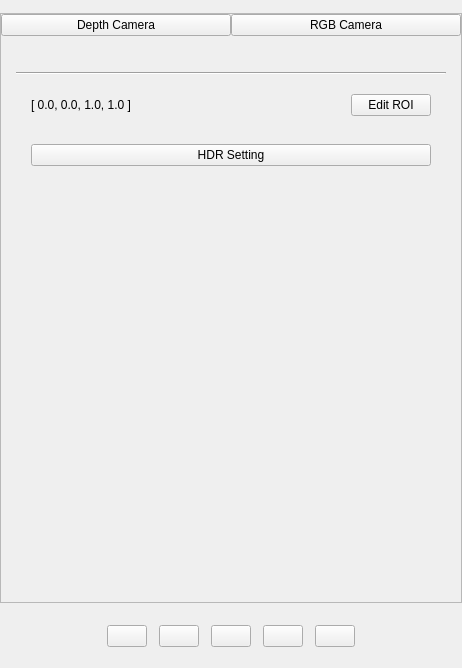
Qt form src/csviewer/parametersettings.ui (Revopoint/3DViewer) before a commit.
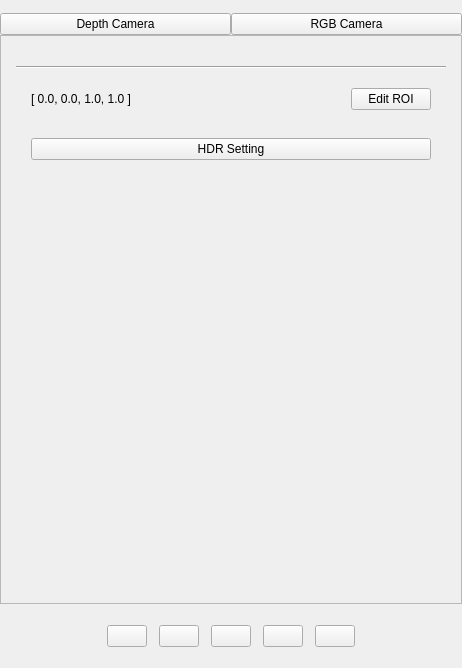
The same form after that commit. Icons and pictures are not drawn.

What changed in the file:
```diff
--- a/src/csviewer/parametersettings.ui
+++ b/src/csviewer/parametersettings.ui
@@ -15,7 +15,7 @@
   </property>
   <layout class="QVBoxLayout" name="verticalLayout">
    <property name="spacing">
-    <number>1</number>
+    <number>0</number>
    </property>
    <property name="leftMargin">
     <number>0</number>
@@ -50,6 +50,53 @@
      </layout>
     </widget>
    </item>
+   <item>
+    <widget class="QWidget" name="cameraButtonArea" native="true">
+     <layout class="QHBoxLayout" name="horizontalLayout">
+      <property name="spacing">
+       <number>0</number>
+      </property>
+      <property name="leftMargin">
+       <number>0</number>
+      </property>
+      <property name="topMargin">
+       <number>1</number>
+      </property>
+      <property name="rightMargin">
+       <number>0</number>
+      </property>
+      <property name="bottomMargin">
+       <number>0</number>
+      </property>
+      <item>
+       <widget class="QPushButton" name="depthCameraButton">
+        <property name="focusPolicy">
+         <enum>Qt::NoFocus</enum>
+        </property>
+        <property name="text">
+         <string>Depth Camera</string>
+        </property>
+        <property name="checkable">
+         <bool>true</bool>
+        </property>
+       </widget>
+      </item>
+      <item>
+       <widget class="QPushButton" name="rgbCameraButton">
+        <property name="focusPolicy">
+         <enum>Qt::NoFocus</enum>
+        </property>
+        <property name="text">
+         <string>RGB Camera</string>
+        </property>
+        <property name="checkable">
+         <bool>true</bool>
+        </property>
+       </widget>
+      </item>
+     </layout>
+    </widget>
+   </item>
    <item>
     <widget class="QScrollArea" name="scrollArea">
      <property name="widgetResizable">
@@ -61,7 +108,7 @@
         <x>0</x>
         <y>0</y>
         <width>460</width>
-        <height>570</height>
+        <height>554</height>
        </rect>
       </property>
       <property name="sizePolicy">
@@ -71,6 +118,9 @@
        </sizepolicy>
       </property>
       <layout class="QVBoxLayout" name="verticalLayout_2">
+       <property name="spacing">
+        <number>0</number>
+       </property>
        <property name="leftMargin">
         <number>0</number>
        </property>
@@ -83,64 +133,11 @@
        <property name="bottomMargin">
         <number>0</number>
        </property>
-       <item>
-        <widget class="QWidget" name="widget" native="true">
-         <layout class="QHBoxLayout" name="horizontalLayout">
-          <property name="spacing">
-           <number>0</number>
-          </property>
-          <property name="leftMargin">
-           <number>0</number>
-          </property>
-          <property name="topMargin">
-           <number>0</number>
-          </property>
-          <property name="rightMargin">
-           <number>0</number>
-          </property>
-          <property name="bottomMargin">
-           <number>0</number>
-          </property>
-          <item>
-           <widget class="QPushButton" name="depthCameraButton">
-            <property name="text">
-             <string>Depth Camera</string>
-            </property>
-            <property name="iconSize">
-             <size>
-              <width>25</width>
-              <height>19</height>
-             </size>
-            </property>
-            <property name="checkable">
-             <bool>true</bool>
-            </property>
-            <property name="checked">
-             <bool>false</bool>
-            </property>
-           </widget>
-          </item>
-          <item>
-           <widget class="QPushButton" name="rgbCameraButton">
-            <property name="text">
-             <string>RGB Camera</string>
-            </property>
-            <property name="iconSize">
-             <size>
-              <width>25</width>
-              <height>19</height>
-             </size>
-            </property>
-            <property name="checkable">
-             <bool>true</bool>
-            </property>
-           </widget>
-          </item>
-         </layout>
-        </widget>
-       </item>
        <item>
         <widget class="QStackedWidget" name="stackedWidget">
+         <property name="currentIndex">
+          <number>0</number>
+         </property>
          <widget class="QWidget" name="depthParaPage">
           <layout class="QVBoxLayout" name="verticalLayout_4">
            <property name="spacing">
@@ -366,33 +363,16 @@
            <property name="text">
             <string/>
            </property>
-           <property name="icon">
-            <iconset resource="3dviewer.qrc">
-             <normaloff>:/resources/start_stream.png</normaloff>:/resources/start_stream.png</iconset>
-           </property>
-           <property name="iconSize">
-            <size>
-             <width>32</width>
-             <height>32</height>
-            </size>
+           <property name="checkable">
+            <bool>true</bool>
            </property>
           </widget>
          </item>
          <item>
-          <widget class="QPushButton" name="pushButton">
+          <widget class="QPushButton" name="stopPreviewButton">
            <property name="text">
             <string/>
            </property>
-           <property name="icon">
-            <iconset resource="3dviewer.qrc">
-             <normaloff>:/resources/stop_stream.png</normaloff>:/resources/stop_stream.png</iconset>
-           </property>
-           <property name="iconSize">
-            <size>
-             <width>32</width>
-             <height>32</height>
-            </size>
-           </property>
           </widget>
          </item>
          <item>
@@ -400,16 +380,6 @@
            <property name="text">
             <string/>
            </property>
-           <property name="icon">
-            <iconset resource="3dviewer.qrc">
-             <normaloff>:/resources/single_shot.png</normaloff>:/resources/single_shot.png</iconset>
-           </property>
-           <property name="iconSize">
-            <size>
-             <width>32</width>
-             <height>32</height>
-            </size>
-           </property>
           </widget>
          </item>
          <item>
@@ -417,16 +387,6 @@
            <property name="text">
             <string/>
            </property>
-           <property name="icon">
-            <iconset resource="3dviewer.qrc">
-             <normaloff>:/resources/save.png</normaloff>:/resources/save.png</iconset>
-           </property>
-           <property name="iconSize">
-            <size>
-             <width>32</width>
-             <height>32</height>
-            </size>
-           </property>
           </widget>
          </item>
          <item>
@@ -434,16 +394,6 @@
            <property name="text">
             <string/>
            </property>
-           <property name="icon">
-            <iconset resource="3dviewer.qrc">
-             <normaloff>:/resources/vedio.png</normaloff>:/resources/vedio.png</iconset>
-           </property>
-           <property name="iconSize">
-            <size>
-             <width>32</width>
-             <height>32</height>
-            </size>
-           </property>
           </widget>
          </item>
          <item>
```
Left out of the diff: 4 changed lines with no effect on the pictures.
